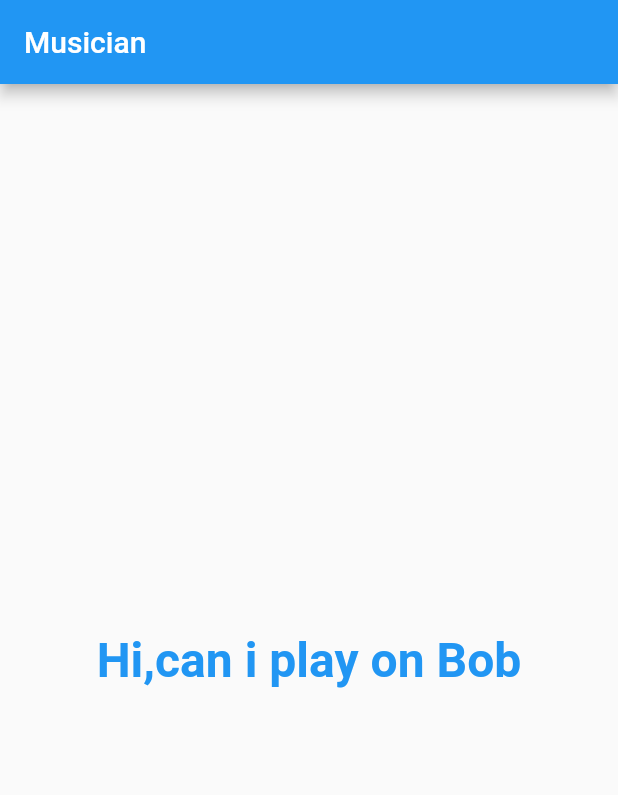
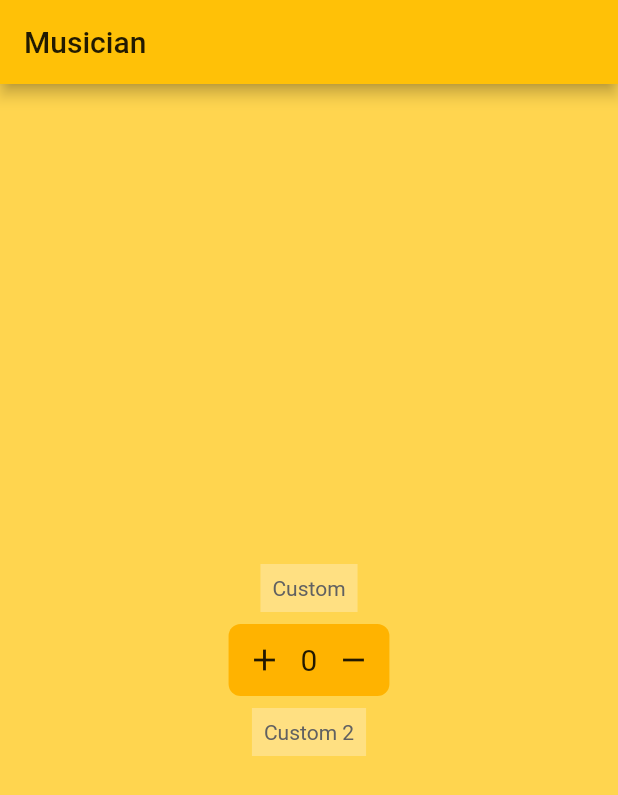
Before and after one commit to ArlanchikDrey/FlutterLessons, a Flutter app: the screen it shows after launch, on a phone screen of 412 x 824 dp. Shown: the top 795 px of the screen. Run offline on Flutter 3.47's test engine with Material 2 defaults, Android fonts, the phone set to English and light mode, and no system bars.

```diff
--- a/lib/main.dart
+++ b/lib/main.dart
@@ -1,35 +1,106 @@
 import 'package:flutter/material.dart';
-
-import 'lessons3/Guitarist.dart';
 
 void main() => runApp(MyApp());
 
 class MyApp extends StatelessWidget {
-  Guitarist guitarist = Guitarist("Bob");
-
   @override
   Widget build(BuildContext context) {
-    var text = guitarist.playPopMusic(guitarist.play());
 
     return MaterialApp(
+      debugShowCheckedModeBanner: false,
       title: 'Flutter Demo',
       theme: ThemeData(
-        primarySwatch: Colors.blue,
+        primarySwatch: Colors.amber,
       ),
       home: Scaffold(
+        backgroundColor: Colors.amber[300],
         appBar: AppBar(
           title: Text("Musician"),
         ),
         body: Center(
-          child: Text(
-            text,
-          style: TextStyle(
-              fontSize:32.0,
-              fontWeight: FontWeight.bold,
-              color: Colors.blue
-          ),),
+          child: Column(
+            mainAxisSize: MainAxisSize.min,
+            mainAxisAlignment: MainAxisAlignment.center,
+            crossAxisAlignment: CrossAxisAlignment.center,
+            children: [Label(
+              "Custom"
+            ),
+            SizedBox(height: 8.0),
+            CounterWidget(),
+            SizedBox(height: 8.0),
+            Label("Custom 2")]
+          )
         ),
       )
     );
   }
 }
+
+/// Stateless виджет не может менять свое состояние
+class Label extends StatelessWidget {
+  final String text;
+  Label(this.text);
+
+  @override
+  Widget build(BuildContext context) {
+    return DecoratedBox(
+      decoration: BoxDecoration(
+        color: Colors.amber[200]
+      ),
+      child: Padding(
+        padding: const EdgeInsets.all(8.0),
+        child: Text(text,
+        style: TextStyle(color: Colors.grey[700]),),
+      ),
+    );
+  }
+
+}
+
+///Stateful виджеты можно менять во времени исполнения, то есть они мутабельны
+class CounterWidget extends StatefulWidget{
+  @override
+  CounterWidgetState createState() => CounterWidgetState();
+}
+///Состояние виджета хранится в объекте класса State
+class CounterWidgetState extends State<StatefulWidget>{
+  int _count = 0;
+
+  @override
+  Widget build(BuildContext context) {
+    return Container(
+        decoration: BoxDecoration(
+            borderRadius: BorderRadius.all(Radius.circular(8.0)),
+            color: Colors.amber[600]
+        ),
+      child: Row(
+        mainAxisSize: MainAxisSize.min,
+        mainAxisAlignment: MainAxisAlignment.center,
+        crossAxisAlignment: CrossAxisAlignment.center,
+        children: [
+          IconButton(
+          onPressed: () { _increment();},
+          icon: Icon(Icons.add),
+        ),
+          Text("$_count",style: TextStyle(fontSize: 20.0),),
+          IconButton(
+            onPressed: () { _decrement();},
+            icon: Icon(Icons.remove),
+          )],
+      ),
+    );
+  }
+
+  void _increment() {
+    //Когда нужно изменить состояние виджета вызываем State
+    setState(() {
+      _count++;
+    });
+  }
+  void _decrement() {
+    //Когда нужно изменить состояние виджета вызываем State
+    setState(() {
+      _count--;
+    });
+  }
+}
```
